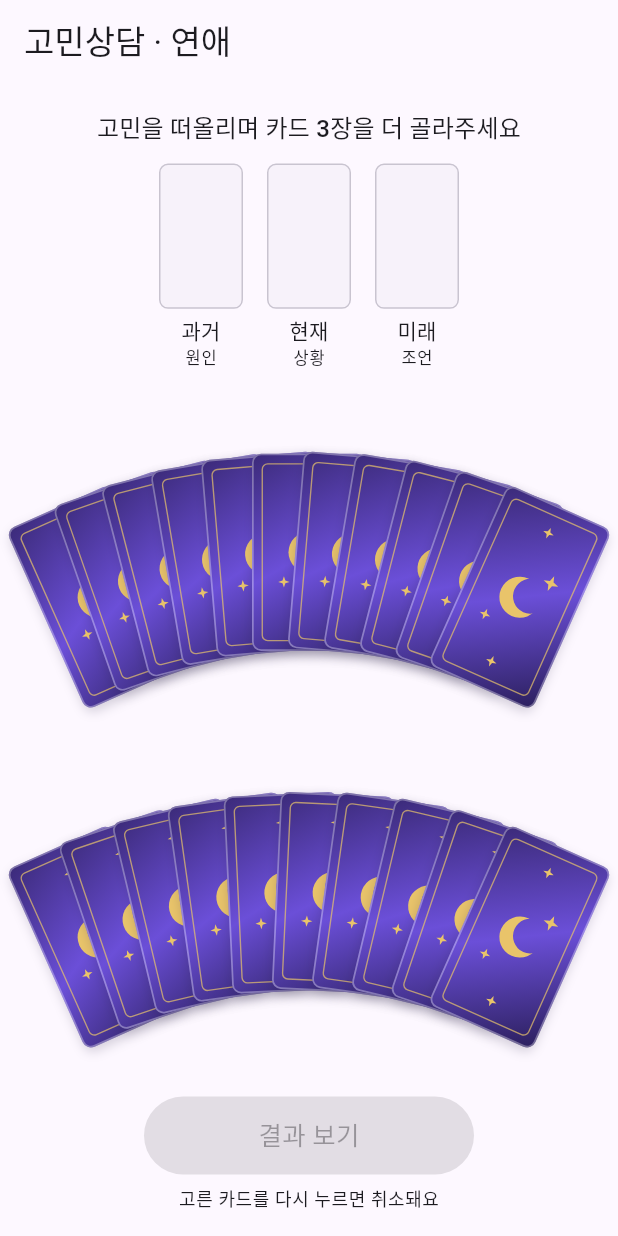
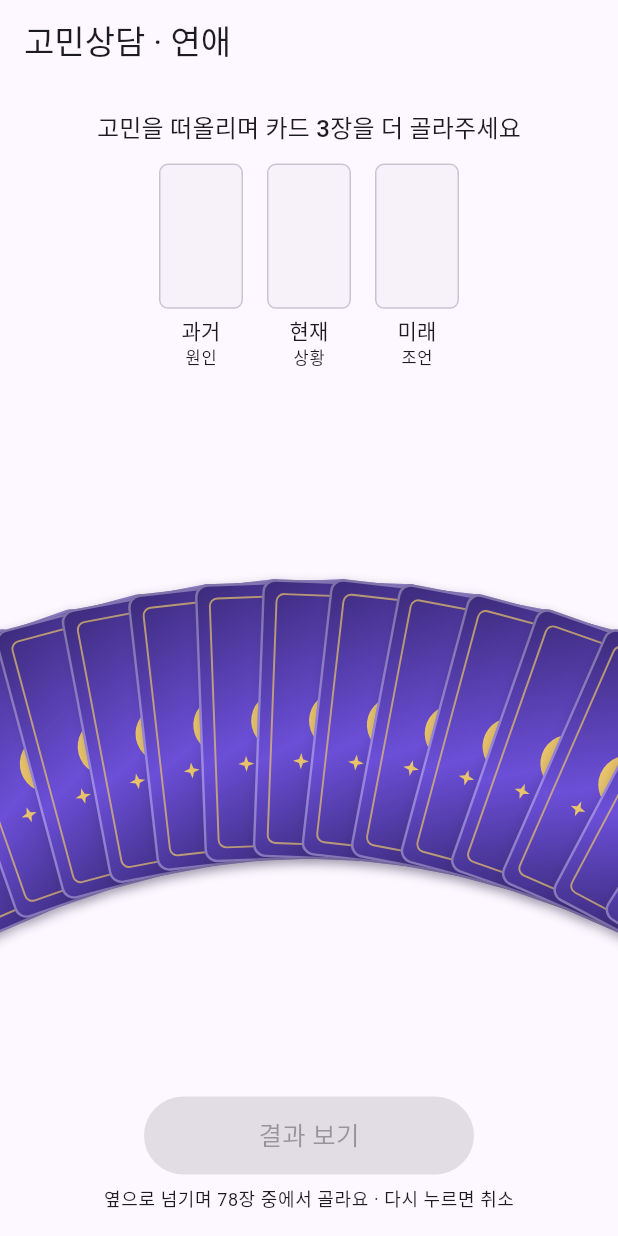
Before and after one commit to shlete/Oppop, a Flutter app: the ConsultScreen screen opened directly, after a tap on "연애", on a phone screen of 412 x 824 dp. Run offline on Flutter 3.47's test engine with Material 3 defaults, Android fonts, the phone set to English and light mode, and no system bars; our stand-ins replace flutter_riverpod, google_mobile_ads, share_plus, shared_preferences, web; missing offline and left inert: dart:js_interop, gal; accounts and stored records are empty; network calls fail.

Commit message:
Spread all 78 cards in the consult picker
The picker now lays the whole shuffled deck in one horizontally
scrollable arc: the card at the screen centre sits highest and cards
tilt and drop toward the edges as you swipe. Picked cards stay opaque
with a gold edge and lift a little higher.

Co-Authored-By: Claude Opus 5.5 (1M context) <noreply@anthropic.com>
Claude-Session: https://claude.ai/code/session_01FsZtawRLD1deWrySo6vrEK

```diff
--- a/lib/features/tarot/consult_screen.dart
+++ b/lib/features/tarot/consult_screen.dart
@@ -1,4 +1,6 @@
 import 'dart:math';
+
+import 'package:flutter/gestures.dart';
 
 import 'package:flutter/material.dart';
 import 'package:flutter_riverpod/flutter_riverpod.dart';
@@ -163,16 +165,21 @@ class _CardPicker extends StatelessWidget {
   @override
   Widget build(BuildContext context) {
     final text = Theme.of(context).textTheme;
+    // 펼친 카드는 화면 양끝까지 닿게 하고, 나머지만 좌우 여백을 둔다.
+    const side = EdgeInsets.symmetric(horizontal: 16);
     return Padding(
-      padding: const EdgeInsets.all(16),
+      padding: const EdgeInsets.symmetric(vertical: 16),
       child: Column(
         children: [
-          Text(
+          Padding(
+            padding: side,
+            child: Text(
               picked.length < 3
                   ? '고민을 떠올리며 카드 ${3 - picked.length}장을 더 골라주세요'
                   : '카드를 다 골랐어요',
               style: text.titleMedium,
               textAlign: TextAlign.center,
+            ),
           ),
           const SizedBox(height: 12),
           Row(
@@ -184,10 +191,11 @@ class _CardPicker extends StatelessWidget {
               ],
             ],
           ),
-          const SizedBox(height: 16),
+          const SizedBox(height: 8),
           Expanded(
             child: LayoutBuilder(
               builder: (context, box) => _Fan(
+                key: ObjectKey(spread),
                 size: box.biggest,
                 count: spread.length,
                 picked: picked,
@@ -195,10 +203,13 @@ class _CardPicker extends StatelessWidget {
               ),
             ),
           ),
-          const SizedBox(height: 16),
-          PrimaryButton(label: '결과 보기', onPressed: onShowResult),
           const SizedBox(height: 8),
-          Text('고른 카드를 다시 누르면 취소돼요', style: text.bodySmall),
+          Padding(
+            padding: side,
+            child: PrimaryButton(label: '결과 보기', onPressed: onShowResult),
+          ),
+          const SizedBox(height: 8),
+          Text('옆으로 넘기며 78장 중에서 골라요 · 다시 누르면 취소', style: text.bodySmall),
         ],
       ),
     );
@@ -244,9 +255,11 @@ class _Slot extends StatelessWidget {
   }
 }
 
-/// 덱을 부채꼴 두 줄로 펼친다. 카드가 겹쳐 있어 왼쪽 일부가 보이고, 그 부분을 눌러 고른다.
-class _Fan extends StatelessWidget {
+/// 78장을 한 줄 부채꼴로 길게 펼친다. 옆으로 넘기면 화면 가운데 카드가 가장 높이 오고
+/// 양옆으로 갈수록 기울며 내려간다. 카드가 겹쳐 있어 왼쪽 일부가 보이고, 그 부분을 눌러 고른다.
+class _Fan extends StatefulWidget {
   const _Fan({
+    super.key,
     required this.size,
     required this.count,
     required this.picked,
@@ -258,53 +271,115 @@ class _Fan extends StatelessWidget {
   final List<int> picked;
   final ValueChanged<int> onTap;
 
-  /// 가장 바깥 카드의 기울기 (라디안).
-  static const _spread = 0.42;
+  @override
+  State<_Fan> createState() => _FanState();
+}
+
+class _FanState extends State<_Fan> {
+  /// 화면 끝 카드의 기울기 (라디안).
+  static const _edgeAngle = 0.4;
 
   /// 고른 카드가 위로 올라오는 거리.
-  static const _lift = 16.0;
+  static const _lift = 24.0;
+
+  /// 옆 카드와의 간격 (카드 폭 대비).
+  static const _step = 0.36;
+
+  late double _cw;
+  late double _ch;
+  late double _pad;
+  late double _radius;
+  late double _top;
+  ScrollController? _scroll;
+
+  void _layout() {
+    final size = widget.size;
+    _radius = size.width / 2 / _edgeAngle;
+    final sag = _radius * (1 - cos(_edgeAngle));
+    _cw = min(size.width * 0.26, (size.height - sag - _lift - 8) * tarotAspect);
+    _ch = _cw / tarotAspect;
+    // 부채꼴(들림 + 카드 + 처짐)이 세로 가운데 오게.
+    _top = (size.height - _lift - _ch - sag) / 2 + _lift;
+    // 첫 장과 마지막 장도 화면 가운데까지 끌어올 수 있게 양옆 여백.
+    _pad = (size.width - _cw) / 2;
+  }
+
+  double get _contentWidth => _pad * 2 + (widget.count - 1) * _cw * _step + _cw;
+
+  @override
+  void initState() {
+    super.initState();
+    _layout();
+    // 처음에는 가운데 카드들이 보이게.
+    _scroll = ScrollController(
+      initialScrollOffset: max(0, (_contentWidth - widget.size.width) / 2),
+    );
+  }
+
+  @override
+  void didUpdateWidget(_Fan old) {
+    super.didUpdateWidget(old);
+    if (old.size != widget.size) _layout();
+  }
+
+  @override
+  void dispose() {
+    _scroll?.dispose();
+    super.dispose();
+  }
+
+  /// 스크롤 위치 [offset]에서 [i]번째 카드의 중심과 기울기 (펼친 줄 기준 좌표).
+  ({Offset center, double angle}) _place(int i, double offset) {
+    final x = _pad + i * _cw * _step + _cw / 2;
+    final d = x - offset - widget.size.width / 2;
+    final angle = (d / _radius).clamp(-0.9, 0.9);
+    return (
+      center: Offset(x, _top + _ch / 2 + _radius * (1 - cos(angle))),
+      angle: angle,
+    );
+  }
 
   @override
   Widget build(BuildContext context) {
-    final top = (count / 2).ceil();
-    final rows = [
-      [for (var i = 0; i < top; i++) i],
-      [for (var i = top; i < count; i++) i],
+    final picked = widget.picked;
+    // 웹 미리보기에서 마우스로 끌어도 넘어가게.
+    return ScrollConfiguration(
+      behavior: ScrollConfiguration.of(context)
+          .copyWith(dragDevices: PointerDeviceKind.values.toSet()),
+      child: SingleChildScrollView(
+        controller: _scroll,
+        scrollDirection: Axis.horizontal,
+        physics: const BouncingScrollPhysics(),
+        child: AnimatedBuilder(
+          animation: _scroll!,
+          builder: (context, _) {
+            final offset = _scroll!.hasClients
+                ? _scroll!.offset
+                : _scroll!.initialScrollOffset;
+            // 화면에 보이는 카드만 그린다.
+            final first = max(
+              0,
+              ((offset - _pad - _cw) / (_cw * _step)).floor() - 2,
+            );
+            final last = min(
+              widget.count - 1,
+              ((offset + widget.size.width - _pad) / (_cw * _step)).ceil() + 2,
+            );
+            final cards = [
+              for (var i = first; i <= last; i++)
+                (index: i, p: _place(i, offset)),
             ];
-    final rowHeight = size.height / 2;
-    final cw = min(size.width * 0.2, (rowHeight - _lift - 12) * tarotAspect);
-    final ch = cw / tarotAspect;
-    // 양 끝 카드 중심이 화면 안쪽에 오도록 반지름을 정한다.
-    final radius = (size.width - cw * 1.3) / 2 / sin(_spread);
-    final sag = radius * (1 - cos(_spread));
-    final cards = <({int index, Offset center, double angle})>[];
-    for (var r = 0; r < rows.length; r++) {
-      final ids = rows[r];
-      // 줄마다 부채꼴(카드 + 처짐 + 들림)이 가운데 오게.
-      final rowTop = r * rowHeight + (rowHeight - ch - sag - _lift) / 2 + _lift;
-      for (var k = 0; k < ids.length; k++) {
-        final t = ids.length == 1 ? 0.5 : k / (ids.length - 1);
-        final angle = (t * 2 - 1) * _spread;
-        cards.add((
-          index: ids[k],
-          center: Offset(
-            size.width / 2 + radius * sin(angle),
-            rowTop + ch / 2 + radius * (1 - cos(angle)),
-          ),
-          angle: angle,
-        ));
-      }
-    }
 
             // 겹친 카드 중 눌린 곳이 보이는 카드(위에 그려진 카드부터)를 고른다.
             // 위젯마다 따로 누르게 하면 웹에서 기울어진 카드 끝이 잘 안 눌려서 직접 계산한다.
             int? cardAt(Offset p) {
               for (final c in cards.reversed) {
-        final d = p - c.center;
-        final x = d.dx * cos(-c.angle) - d.dy * sin(-c.angle);
-        var y = d.dx * sin(-c.angle) + d.dy * cos(-c.angle);
+                final d = p - c.p.center;
+                final a = -c.p.angle;
+                final x = d.dx * cos(a) - d.dy * sin(a);
+                var y = d.dx * sin(a) + d.dy * cos(a);
                 if (picked.contains(c.index)) y += _lift;
-        if (x.abs() <= cw / 2 && y.abs() <= ch / 2) return c.index;
+                if (x.abs() <= _cw / 2 && y.abs() <= _ch / 2) return c.index;
               }
               return null;
             }
@@ -313,35 +388,41 @@ class _Fan extends StatelessWidget {
               behavior: HitTestBehavior.opaque,
               onTapUp: (d) {
                 final i = cardAt(d.localPosition);
-        if (i != null) onTap(i);
+                if (i != null) widget.onTap(i);
               },
+              child: SizedBox(
+                width: _contentWidth,
+                height: widget.size.height,
                 child: Stack(
                   clipBehavior: Clip.none,
                   children: [
                     for (final c in cards)
                       Positioned(
                         key: ValueKey('spread-${c.index}'),
-              left: c.center.dx - cw / 2,
-              top: c.center.dy - ch / 2,
-              width: cw,
-              height: ch,
+                        left: c.p.center.dx - _cw / 2,
+                        top: c.p.center.dy - _ch / 2,
+                        width: _cw,
+                        height: _ch,
                         child: Transform.rotate(
-                angle: c.angle,
+                          angle: c.p.angle,
                           child: AnimatedSlide(
                             duration: const Duration(milliseconds: 150),
                             offset: picked.contains(c.index)
-                      ? Offset(0, -_lift / ch)
+                                ? Offset(0, -_lift / _ch)
                                 : Offset.zero,
-                  child: AnimatedOpacity(
-                    duration: const Duration(milliseconds: 150),
-                    opacity: picked.contains(c.index) ? 0.55 : 1,
-                    child: TarotCardBack(highlight: picked.contains(c.index)),
+                            child: TarotCardBack(
+                              highlight: picked.contains(c.index),
                             ),
                           ),
                         ),
                       ),
                   ],
                 ),
+              ),
+            );
+          },
+        ),
+      ),
     );
   }
 }
--- a/lib/features/tarot/tarot_logic.dart
+++ b/lib/features/tarot/tarot_logic.dart
@@ -86,15 +86,11 @@ DailyFortune dailyFortune({
   );
 }
 
-/// 덱을 섞어 펼칠 카드 [count]장을 고른다. 사용자가 이 중 3장을 탭한다.
-List<DrawnCard> shuffledSpread(
-  List<String> cardIds,
-  Random r, {
-  int count = 21,
-}) {
+/// 덱 전체를 섞어 펼친다. 사용자가 이 중 3장을 탭한다.
+List<DrawnCard> shuffledSpread(List<String> cardIds, Random r) {
   final ids = [...cardIds]..shuffle(r);
   return [
-    for (final id in ids.take(count))
+    for (final id in ids)
       DrawnCard(id, reversed: r.nextDouble() < reversedChance),
   ];
 }
```
Also changed, not shown: 1 other file. Lines whose indentation alone changed are shown as unchanged.
